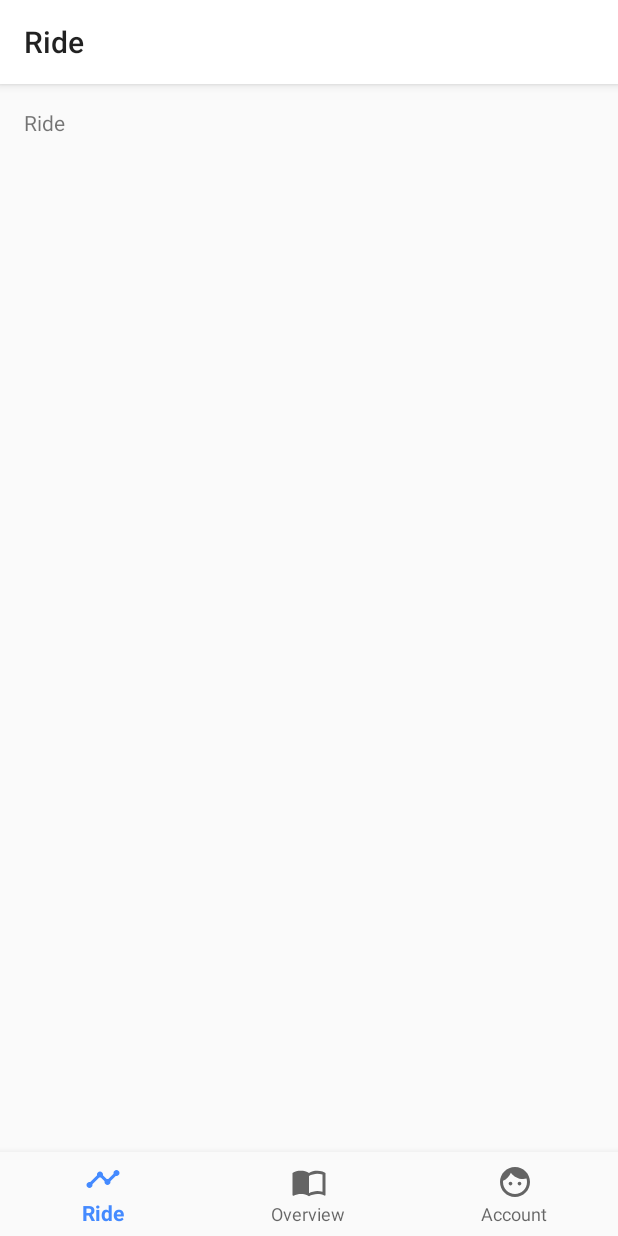
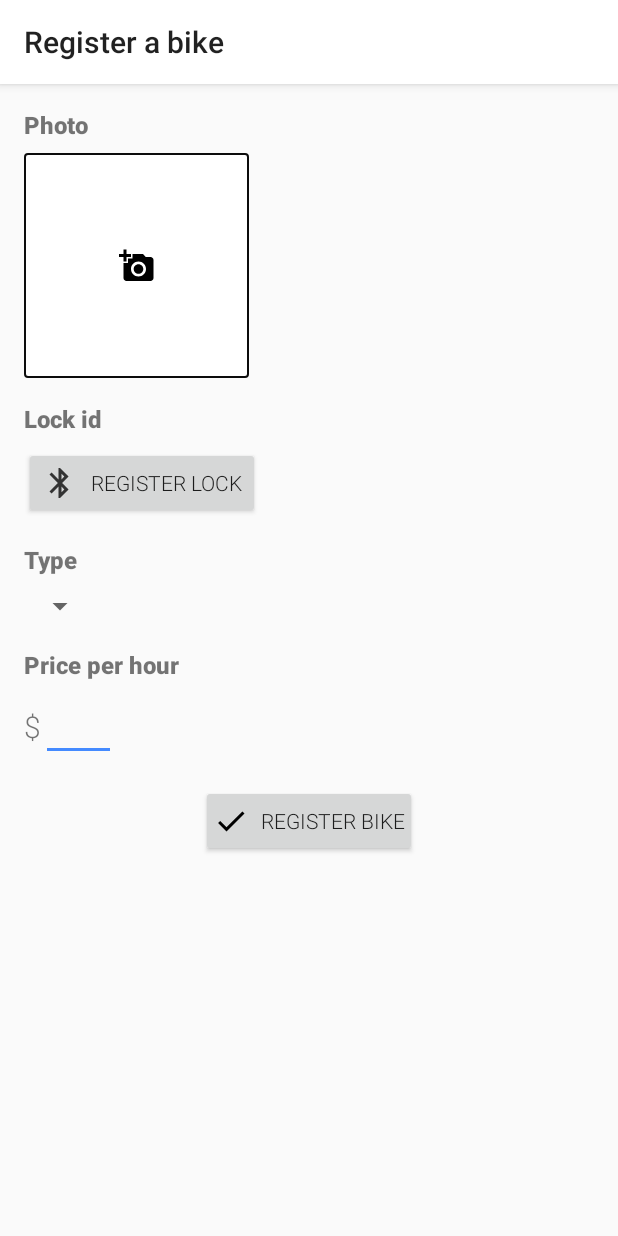
Before and after one commit to gustavclausen/BikeShare, an Android app: the screen it shows after launch (BikeShareActivity before the commit, RegisterBikeActivity after it), on a phone screen of 412 x 824 dp. Run offline under Robolectric (Android 15) with nearby library versions, the phone set to English and light mode, and no system bars.

Commit message:
Layout for register bike activity

```diff
--- a/app/src/main/AndroidManifest.xml
+++ b/app/src/main/AndroidManifest.xml
@@ -10,6 +10,16 @@
             android:theme="@style/AppTheme"
             tools:ignore="AllowBackup">
         <activity android:name=".activities.BikeShareActivity">
+            <!--
+            <intent-filter>
+                <action android:name="android.intent.action.MAIN" />
+                <action android:name="android.intent.action.VIEW" />
+
+                <category android:name="android.intent.category.LAUNCHER" />
+            </intent-filter>
+            -->
+        </activity>
+        <activity android:name=".activities.RegisterBikeActivity">
             <intent-filter>
                 <action android:name="android.intent.action.MAIN" />
                 <action android:name="android.intent.action.VIEW" />
@@ -18,5 +28,4 @@
             </intent-filter>
         </activity>
     </application>
-
 </manifest>
--- /dev/null
+++ b/app/src/main/java/com/gustavclausen/bikeshare/activities/RegisterBikeActivity.kt
@@ -0,0 +1,19 @@
+package com.gustavclausen.bikeshare.activities
+
+import android.os.Bundle
+import android.support.v4.app.Fragment
+import com.gustavclausen.bikeshare.R
+import com.gustavclausen.bikeshare.fragments.RegisterBikeFragment
+
+class RegisterBikeActivity : SingleFragmentActivity() {
+
+    override fun onCreate(savedInstanceState: Bundle?) {
+        super.onCreate(savedInstanceState)
+
+        title = getString(R.string.title_register_bike)
+    }
+
+    override fun createFragment(): Fragment {
+        return RegisterBikeFragment()
+    }
+}
--- /dev/null
+++ b/app/src/main/java/com/gustavclausen/bikeshare/fragments/RegisterBikeFragment.kt
@@ -0,0 +1,14 @@
+package com.gustavclausen.bikeshare.fragments
+
+import android.os.Bundle
+import android.support.v4.app.Fragment
+import android.view.LayoutInflater
+import android.view.View
+import android.view.ViewGroup
+import com.gustavclausen.bikeshare.R
+
+class RegisterBikeFragment : Fragment() {
+    override fun onCreateView(inflater: LayoutInflater, container: ViewGroup?, savedInstanceState: Bundle?): View? {
+        return inflater.inflate(R.layout.fragment_register_bike, container, false)
+    }
+}
--- /dev/null
+++ b/app/src/main/res/drawable-anydpi/ic_bluetooth.xml
@@ -0,0 +1,10 @@
+<vector xmlns:android="http://schemas.android.com/apk/res/android"
+    android:width="24dp"
+    android:height="24dp"
+    android:viewportWidth="24"
+    android:viewportHeight="24"
+    android:tint="#333333">
+    <path
+        android:fillColor="#FF000000"
+        android:pathData="M17.71,7.71L12,2h-1v7.59L6.41,5 5,6.41 10.59,12 5,17.59 6.41,19 11,14.41L11,22h1l5.71,-5.71 -4.3,-4.29 4.3,-4.29zM13,5.83l1.88,1.88L13,9.59L13,5.83zM14.88,16.29L13,18.17v-3.76l1.88,1.88z"/>
+</vector>
--- /dev/null
+++ b/app/src/main/res/drawable/default_border.xml
@@ -0,0 +1,10 @@
+<?xml version="1.0" encoding="utf-8"?>
+<shape xmlns:android="http://schemas.android.com/apk/res/android"
+       android:shape="rectangle">
+
+    <solid android:color="@color/colorPrimary" />
+    <corners android:radius="2dp" />
+    <stroke android:width="1dp"
+            android:color="@color/colorPrimaryDark" />
+
+</shape>
--- /dev/null
+++ b/app/src/main/res/layout/fragment_register_bike.xml
@@ -0,0 +1,134 @@
+<?xml version="1.0" encoding="utf-8"?>
+<ScrollView xmlns:android="http://schemas.android.com/apk/res/android"
+            xmlns:app="http://schemas.android.com/apk/res-auto"
+            xmlns:tools="http://schemas.android.com/tools" android:layout_width="match_parent"
+            android:layout_height="match_parent"
+            android:layout_margin="@dimen/activity_horizontal_margin">
+
+    <android.support.constraint.ConstraintLayout android:layout_width="match_parent"
+                                                 android:layout_height="wrap_content">
+
+        <LinearLayout android:id="@+id/photo_section"
+                      android:layout_height="wrap_content"
+                      android:layout_width="match_parent"
+                      app:layout_constraintTop_toTopOf="parent"
+                      app:layout_constraintLeft_toLeftOf="parent"
+                      app:layout_constraintRight_toRightOf="parent"
+                      android:orientation="vertical">
+
+            <TextView android:text="@string/label_photo_register_bike"
+                      android:layout_width="match_parent"
+                      android:layout_height="wrap_content"
+                      style="@style/InputLabelStyle"/>
+
+            <ImageButton android:id="@+id/bike_photo_button"
+                         app:srcCompat="@drawable/ic_camera"
+                         android:layout_width="150dp"
+                         android:layout_height="150dp"
+                         android:layout_marginTop="8dp"
+                         android:background="@drawable/default_border"
+                         tools:ignore="ContentDescription"/>
+        </LinearLayout>
+
+
+        <LinearLayout android:id="@+id/lock_section"
+                      android:layout_height="wrap_content"
+                      android:layout_width="match_parent"
+                      android:layout_marginTop="16dp"
+                      app:layout_constraintTop_toBottomOf="@+id/photo_section"
+                      app:layout_constraintLeft_toLeftOf="parent"
+                      app:layout_constraintRight_toRightOf="parent"
+                      android:orientation="vertical">
+
+            <TextView android:text="@string/label_lock_id_register_bike"
+                      android:layout_width="match_parent"
+                      android:layout_height="wrap_content"
+                      style="@style/InputLabelStyle"/>
+
+            <Button android:id="@+id/register_lock_id_button"
+                    android:text="@string/button_register_lock_id"
+                    android:layout_width="wrap_content"
+                    android:layout_height="wrap_content"
+                    android:drawableStart="@drawable/ic_bluetooth"
+                    android:drawablePadding="@dimen/button_icon_padding"
+                    android:layout_marginTop="8dp"/>
+
+            <TextView android:id="@+id/lock_id_text"
+                      android:layout_width="match_parent"
+                      android:layout_height="wrap_content"
+                      android:layout_marginTop="8dp"
+                      android:visibility="gone"/>
+        </LinearLayout>
+
+
+        <LinearLayout android:id="@+id/type_section"
+                      android:orientation="vertical"
+                      android:layout_height="wrap_content"
+                      android:layout_width="match_parent"
+                      app:layout_constraintTop_toBottomOf="@+id/lock_section"
+                      app:layout_constraintLeft_toLeftOf="parent"
+                      app:layout_constraintRight_toRightOf="parent"
+                      android:layout_marginTop="16dp">
+
+            <TextView android:text="@string/label_type_register_bike"
+                      android:layout_width="match_parent"
+                      android:layout_height="wrap_content"
+                      style="@style/InputLabelStyle"/>
+
+            <Spinner android:id="@+id/bike_type_spinner"
+                     android:layout_width="wrap_content"
+                     android:layout_height="wrap_content"
+                     android:layout_marginTop="8dp"/>
+        </LinearLayout>
+
+
+        <LinearLayout android:id="@+id/price_section"
+                      android:layout_height="wrap_content"
+                      android:layout_width="match_parent"
+                      app:layout_constraintTop_toBottomOf="@+id/type_section"
+                      app:layout_constraintLeft_toLeftOf="parent"
+                      app:layout_constraintRight_toRightOf="parent"
+                      android:layout_marginTop="16dp"
+                      android:orientation="vertical">
+
+            <TextView android:text="@string/label_price_register_bike"
+                      android:layout_width="match_parent"
+                      android:layout_height="wrap_content"
+                      style="@style/InputLabelStyle"/>
+
+            <LinearLayout android:layout_width="match_parent"
+                          android:layout_height="wrap_content"
+                          android:orientation="horizontal">
+
+                <TextView android:text="@string/currency_label"
+                          android:layout_width="wrap_content"
+                          android:layout_height="match_parent"
+                          android:gravity="center"
+                          android:textSize="20sp"
+                          android:paddingTop="8dp"/>
+
+                <EditText android:id="@+id/price_input"
+                          android:layout_width="50dp"
+                          android:layout_height="wrap_content"
+                          android:layout_marginTop="8dp"
+                          android:inputType="number"
+                          tools:ignore="Autofill,LabelFor"/>
+            </LinearLayout>
+        </LinearLayout>
+
+
+        <Button android:id="@+id/register_bike_button"
+                android:text="@string/button_register_button"
+                android:drawablePadding="@dimen/button_icon_padding"
+                android:layout_width="wrap_content"
+                android:layout_height="wrap_content"
+                android:drawableStart="@drawable/ic_done"
+                android:layout_marginTop="16dp"
+                app:layout_constraintTop_toBottomOf="@+id/price_section"
+                app:layout_constraintEnd_toEndOf="parent"
+                app:layout_constraintStart_toStartOf="parent"
+                android:layout_marginEnd="8dp"
+                android:layout_marginStart="8dp"
+                android:padding="8dp"/>
+    </android.support.constraint.ConstraintLayout>
+</ScrollView>
--- a/app/src/main/res/values/dimens.xml
+++ b/app/src/main/res/values/dimens.xml
@@ -2,4 +2,5 @@
     <!-- Default screen margins, per the Android Design guidelines. -->
     <dimen name="activity_horizontal_margin">16dp</dimen>
     <dimen name="activity_vertical_margin">16dp</dimen>
+    <dimen name="button_icon_padding">8dp</dimen>
 </resources>
--- a/app/src/main/res/values/strings.xml
+++ b/app/src/main/res/values/strings.xml
@@ -3,4 +3,12 @@
     <string name="title_ride">Ride</string>
     <string name="title_overview">Overview</string>
     <string name="title_account">Account</string>
+    <string name="title_register_bike">Register a bike</string>
+    <string name="label_lock_id_register_bike">Lock id</string>
+    <string name="button_register_lock_id">Register lock</string>
+    <string name="label_photo_register_bike">Photo</string>
+    <string name="label_type_register_bike">Type</string>
+    <string name="label_price_register_bike">Price per hour</string>
+    <string name="currency_label">$</string>
+    <string name="button_register_button">Register bike</string>
 </resources>
--- a/app/src/main/res/values/styles.xml
+++ b/app/src/main/res/values/styles.xml
@@ -5,10 +5,17 @@
         <item name="colorPrimary">@color/colorPrimary</item>
         <item name="colorPrimaryDark">@color/colorPrimaryDark</item>
         <item name="colorAccent">@color/colorAccent</item>
+        <item name="android:fontFamily">sans-serif-light</item>
     </style>
 
     <style name="BottomNavigationTheme" parent="Theme.AppCompat.Light">
         <item name="colorPrimary">@color/colorAccent</item>
     </style>
 
+    <style name="InputLabelStyle">
+        <item name="android:textSize">16sp</item>
+        <item name="android:textStyle">bold</item>
+        <item name="android:fontFamily">sans-serif-black</item>
+    </style>
+
 </resources>
```
Also changed, not shown: app/src/main/res/drawable-hdpi/ic_bluetooth.png (added), app/src/main/res/drawable-mdpi/ic_bluetooth.png (added), app/src/main/res/drawable-xhdpi/ic_bluetooth.png (added), app/src/main/res/drawable-xxhdpi/ic_bluetooth.png (added).
